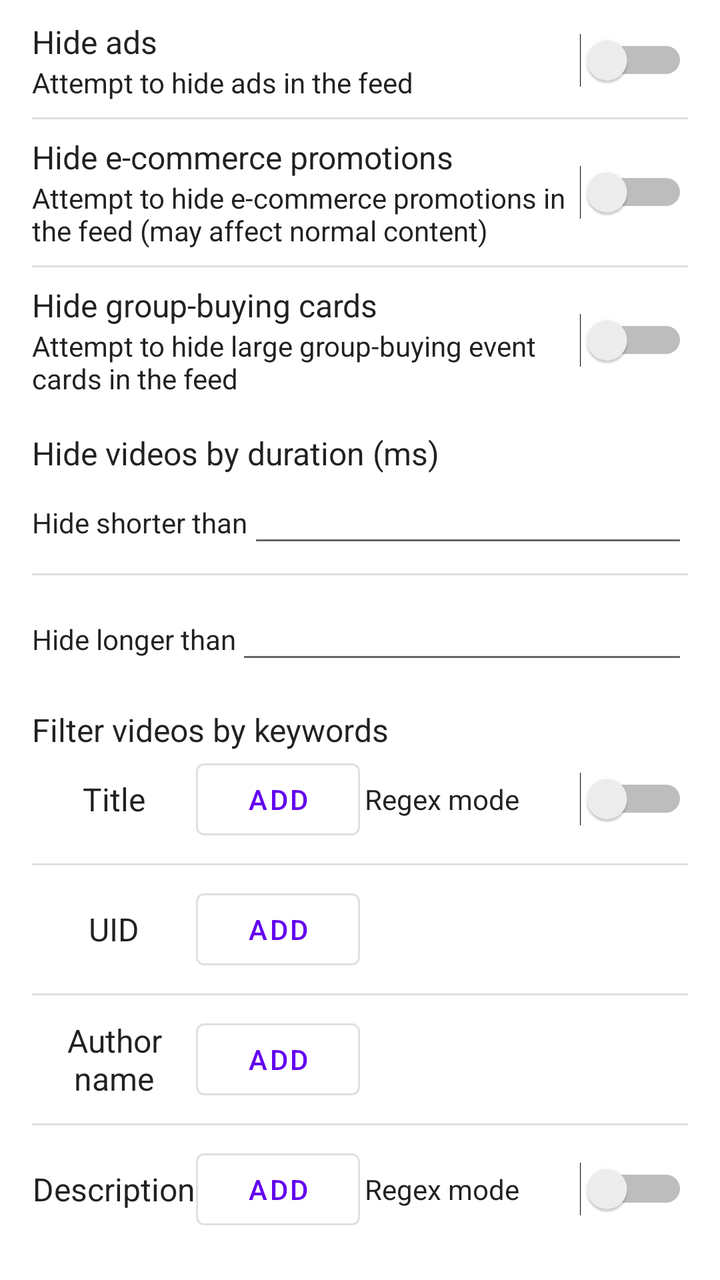
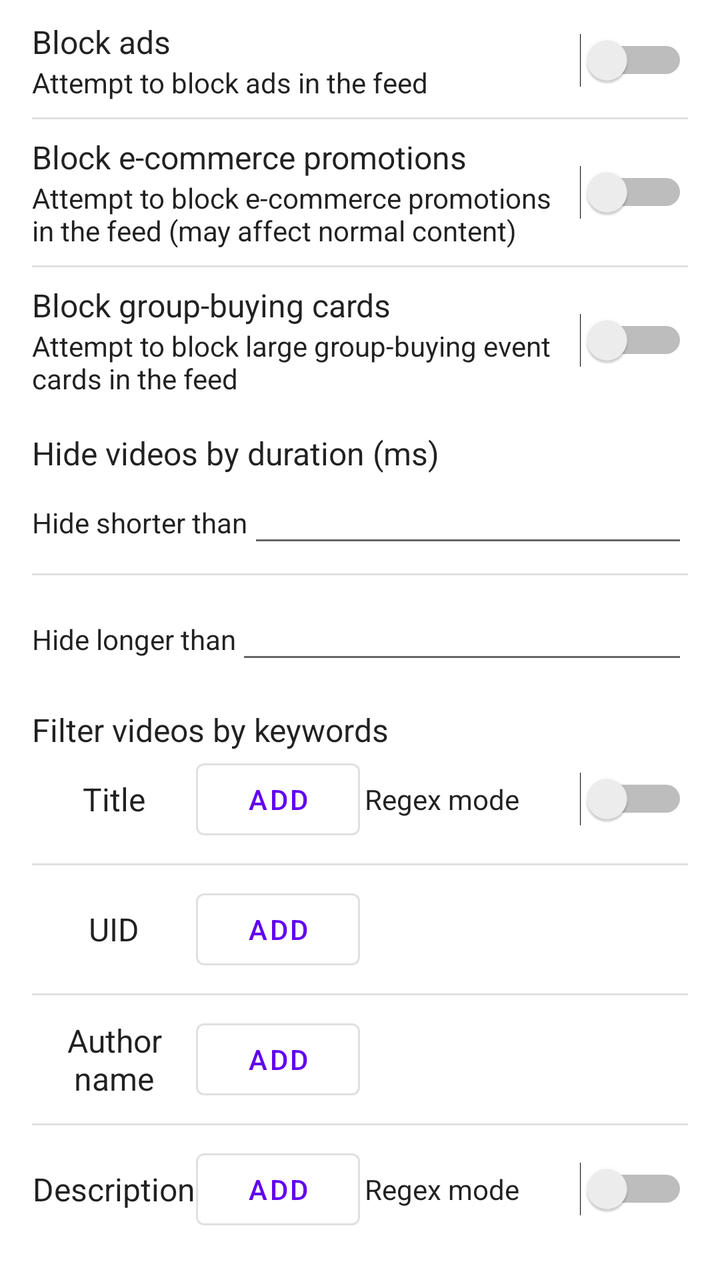

An Android layout rendered at two revisions. The XML below is the earlier revision; the diff shows what the commit changed to produce the second picture.
<!-- AndroidManifest.xml: application theme Theme.DouyinEnhancer -->
<!-- res/layout/recommended_feed_filter_dialog.xml -->
<?xml version="1.0" encoding="utf-8"?>
<ScrollView xmlns:android="http://schemas.android.com/apk/res/android"
    android:layout_width="match_parent"
    android:layout_height="match_parent">

    <LinearLayout
        android:layout_width="match_parent"
        android:layout_height="wrap_content"
        android:orientation="vertical"
        android:paddingStart="16dp"
        android:paddingEnd="16dp"
        android:paddingTop="10dp"
        android:paddingBottom="10dp">

        <LinearLayout
            android:layout_width="match_parent"
            android:layout_height="wrap_content"
            android:orientation="horizontal"
            android:background="?android:attr/selectableItemBackground"
            android:gravity="center_vertical">

            <LinearLayout
                android:layout_width="0dp"
                android:layout_height="wrap_content"
                android:layout_weight="1"
                android:orientation="vertical">

                <TextView
                    android:layout_width="match_parent"
                    android:layout_height="wrap_content"
                    android:text="@string/recommended_feed_filter_hide_ad_title"
                    android:textAppearance="?android:attr/textAppearanceListItem" />

                <TextView
                    android:layout_width="match_parent"
                    android:layout_height="wrap_content"
                    android:text="@string/recommended_feed_filter_hide_ad_summary"
                    android:textAppearance="?android:attr/textAppearanceListItemSecondary" />
            </LinearLayout>

            <Switch
                android:id="@+id/switch_hide_ad"
                android:layout_width="wrap_content"
                android:layout_height="wrap_content" />
        </LinearLayout>

        <View
            android:layout_width="match_parent"
            android:layout_height="1dp"
            android:layout_marginTop="8dp"
            android:layout_marginBottom="8dp"
            android:background="?android:attr/listDivider" />

        <LinearLayout
            android:layout_width="match_parent"
            android:layout_height="wrap_content"
            android:orientation="horizontal"
            android:background="?android:attr/selectableItemBackground"
            android:gravity="center_vertical">

            <LinearLayout
                android:layout_width="0dp"
                android:layout_height="wrap_content"
                android:layout_weight="1"
                android:orientation="vertical">

                <TextView
                    android:layout_width="match_parent"
                    android:layout_height="wrap_content"
                    android:text="@string/recommended_feed_filter_hide_ecom_aweme_title"
                    android:textAppearance="?android:attr/textAppearanceListItem" />

                <TextView
                    android:layout_width="match_parent"
                    android:layout_height="wrap_content"
                    android:text="@string/recommended_feed_filter_hide_ecom_aweme_summary"
                    android:textAppearance="?android:attr/textAppearanceListItemSecondary" />
            </LinearLayout>

            <Switch
                android:id="@+id/switch_hide_ecom_aweme"
                android:layout_width="wrap_content"
                android:layout_height="wrap_content" />
        </LinearLayout>

        <View
            android:layout_width="match_parent"
            android:layout_height="1dp"
            android:layout_marginTop="8dp"
            android:layout_marginBottom="8dp"
            android:background="?android:attr/listDivider" />

        <LinearLayout
            android:layout_width="match_parent"
            android:layout_height="wrap_content"
            android:orientation="horizontal"
            android:background="?android:attr/selectableItemBackground"
            android:gravity="center_vertical">

            <LinearLayout
                android:layout_width="0dp"
                android:layout_height="wrap_content"
                android:layout_weight="1"
                android:orientation="vertical">

                <TextView
                    android:layout_width="match_parent"
                    android:layout_height="wrap_content"
                    android:text="@string/recommended_feed_filter_hide_groupon_large_card_title"
                    android:textAppearance="?android:attr/textAppearanceListItem" />

                <TextView
                    android:layout_width="match_parent"
                    android:layout_height="wrap_content"
                    android:text="@string/recommended_feed_filter_hide_groupon_large_card_summary"
                    android:textAppearance="?android:attr/textAppearanceListItemSecondary" />
            </LinearLayout>

            <Switch
                android:id="@+id/switch_hide_groupon_large_card"
                android:layout_width="wrap_content"
                android:layout_height="wrap_content" />
        </LinearLayout>

        <View
            android:layout_width="match_parent"
            android:layout_height="1dp"
            android:layout_marginTop="8dp"
            android:layout_marginBottom="8dp" />

        <TextView
            android:layout_width="match_parent"
            android:layout_height="wrap_content"
            android:text="@string/recommended_feed_filter_hide_by_duration_title"
            android:textAppearance="?android:attr/textAppearanceListItem" />

        <LinearLayout
            android:layout_width="match_parent"
            android:layout_height="match_parent"
            android:orientation="horizontal"
            android:background="?android:attr/selectableItemBackground">

            <TextView
                android:layout_width="wrap_content"
                android:layout_height="wrap_content"
                android:text="@string/recommended_feed_filter_hide_by_short_duration"
                android:textAppearance="?android:attr/textAppearanceListItemSecondary" />

            <EditText
                android:id="@+id/edit_short_duration"
                android:layout_width="match_parent"
                android:layout_height="wrap_content"
                android:inputType="number" />
        </LinearLayout>

        <View
            android:layout_width="match_parent"
            android:layout_height="1dp"
            android:layout_marginTop="8dp"
            android:layout_marginBottom="8dp"
            android:background="?android:attr/listDivider" />

        <LinearLayout
            android:layout_width="match_parent"
            android:layout_height="match_parent"
            android:orientation="horizontal"
            android:background="?android:attr/selectableItemBackground">

            <TextView
                android:layout_width="wrap_content"
                android:layout_height="wrap_content"
                android:text="@string/recommended_feed_filter_hide_by_long_duration"
                android:textAppearance="?android:attr/textAppearanceListItemSecondary" />

            <EditText
                android:id="@+id/edit_long_duration"
                android:layout_width="match_parent"
                android:layout_height="wrap_content"
                android:inputType="number" />
        </LinearLayout>

        <View
            android:layout_width="match_parent"
            android:layout_height="1dp"
            android:layout_marginTop="8dp"
            android:layout_marginBottom="8dp" />

        <TextView
            android:layout_width="match_parent"
            android:layout_height="wrap_content"
            android:text="@string/recommended_feed_filter_keywords_title"
            android:textAppearance="?android:attr/textAppearanceListItem" />

        <LinearLayout
            android:layout_width="match_parent"
            android:layout_height="wrap_content"
            android:orientation="vertical">

            <LinearLayout
                android:layout_width="match_parent"
                android:layout_height="wrap_content"
                android:orientation="horizontal"
                android:gravity="center_vertical"
                android:background="?android:attr/selectableItemBackground">

                <TextView
                    android:layout_width="0dp"
                    android:layout_height="wrap_content"
                    android:layout_weight="1"
                    android:gravity="center"
                    android:text="@string/recommended_feed_filter_group_title"
                    android:textAppearance="?android:attr/textAppearanceListItem" />

                <Button
                    android:id="@+id/btn_add_title"
                    android:layout_width="0dp"
                    android:layout_height="wrap_content"
                    android:layout_weight="1"
                    android:text="@string/add"
                    style="?attr/materialButtonOutlinedStyle" />

                <TextView
                    android:layout_width="0dp"
                    android:layout_height="wrap_content"
                    android:layout_weight="1"
                    android:gravity="center"
                    android:text="@string/regex_mode"
                    android:textAppearance="?android:attr/textAppearanceListItemSecondary" />

                <Switch
                    android:id="@+id/switch_title_regex"
                    android:layout_width="0dp"
                    android:layout_height="wrap_content"
                    android:layout_weight="1"
                    android:gravity="center" />
            </LinearLayout>

            <LinearLayout
                android:id="@+id/group_aweme_title"
                android:layout_width="match_parent"
                android:layout_height="wrap_content"
                android:orientation="vertical" />
        </LinearLayout>

        <View
            android:layout_width="match_parent"
            android:layout_height="1dp"
            android:layout_marginTop="8dp"
            android:layout_marginBottom="8dp"
            android:background="?android:attr/listDivider" />

        <LinearLayout
            android:layout_width="match_parent"
            android:layout_height="wrap_content"
            android:orientation="vertical">

            <LinearLayout
                android:layout_width="match_parent"
                android:layout_height="wrap_content"
                android:background="?android:attr/selectableItemBackground"
                android:gravity="center_vertical"
                android:orientation="horizontal">

                <TextView
                    android:layout_width="0dp"
                    android:layout_height="wrap_content"
                    android:layout_weight="1"
                    android:gravity="center"
                    android:text="@string/recommended_feed_filter_group_uid"
                    android:textAppearance="?android:attr/textAppearanceListItem" />

                <Button
                    android:id="@+id/btn_add_uid"
                    android:layout_width="0dp"
                    android:layout_height="wrap_content"
                    android:layout_weight="1"
                    android:text="@string/add"
                    style="?attr/materialButtonOutlinedStyle" />

                <View
                    android:layout_width="0dp"
                    android:layout_height="0dp"
                    android:layout_weight="2" />
            </LinearLayout>

            <LinearLayout
                android:id="@+id/group_author_uid"
                android:layout_width="match_parent"
                android:layout_height="wrap_content"
                android:orientation="vertical" />
        </LinearLayout>

        <View
            android:layout_width="match_parent"
            android:layout_height="1dp"
            android:layout_marginTop="8dp"
            android:layout_marginBottom="8dp"
            android:background="?android:attr/listDivider" />

        <LinearLayout
            android:layout_width="match_parent"
            android:layout_height="wrap_content"
            android:orientation="vertical">

            <LinearLayout
                android:layout_width="match_parent"
                android:layout_height="wrap_content"
                android:orientation="horizontal"
                android:gravity="center_vertical"
                android:background="?android:attr/selectableItemBackground">

                <TextView
                    android:layout_width="0dp"
                    android:layout_height="wrap_content"
                    android:layout_weight="1"
                    android:gravity="center"
                    android:text="@string/recommended_feed_filter_group_author_nickname"
                    android:textAppearance="?android:attr/textAppearanceListItem" />

                <Button
                    android:id="@+id/btn_add_author_nickname"
                    android:layout_width="0dp"
                    android:layout_height="wrap_content"
                    android:layout_weight="1"
                    android:text="@string/add"
                    style="?attr/materialButtonOutlinedStyle" />

                <View
                    android:layout_width="0dp"
                    android:layout_height="0dp"
                    android:layout_weight="2" />
            </LinearLayout>

            <LinearLayout
                android:id="@+id/group_author_nickname"
                android:layout_width="match_parent"
                android:layout_height="wrap_content"
                android:orientation="vertical" />
        </LinearLayout>

        <View
            android:layout_width="match_parent"
            android:layout_height="1dp"
            android:layout_marginTop="8dp"
            android:layout_marginBottom="8dp"
            android:background="?android:attr/listDivider" />

        <LinearLayout
            android:layout_width="match_parent"
            android:layout_height="wrap_content"
            android:orientation="vertical">

            <LinearLayout
                android:layout_width="match_parent"
                android:layout_height="wrap_content"
                android:orientation="horizontal"
                android:gravity="center_vertical"
                android:background="?android:attr/selectableItemBackground">

                <TextView
                    android:layout_width="0dp"
                    android:layout_height="wrap_content"
                    android:layout_weight="1"
                    android:gravity="center"
                    android:text="@string/recommended_feed_filter_group_desc"
                    android:textAppearance="?android:attr/textAppearanceListItem" />

                <Button
                    android:id="@+id/btn_add_desc"
                    android:layout_width="0dp"
                    android:layout_height="wrap_content"
                    android:layout_weight="1"
                    android:text="@string/add"
                    style="?attr/materialButtonOutlinedStyle" />

                <TextView
                    android:layout_width="0dp"
                    android:layout_height="wrap_content"
                    android:layout_weight="1"
                    android:gravity="center"
                    android:text="@string/regex_mode"
                    android:textAppearance="?android:attr/textAppearanceListItemSecondary" />

                <Switch
                    android:id="@+id/switch_desc_regex"
                    android:layout_width="0dp"
                    android:layout_height="wrap_content"
                    android:layout_weight="1"
                    android:gravity="center" />
            </LinearLayout>

            <LinearLayout
                android:id="@+id/group_aweme_desc"
                android:layout_width="match_parent"
                android:layout_height="wrap_content"
                android:orientation="vertical" />
        </LinearLayout>

    </LinearLayout>
</ScrollView>
<!-- resources referenced by this layout -->
<resources>
  <string name="add">Add</string>
  <string name="recommended_feed_filter_group_author_nickname">Author name</string>
  <string name="recommended_feed_filter_group_desc">Description</string>
  <string name="recommended_feed_filter_group_title">Title</string>
  <string name="recommended_feed_filter_group_uid">UID</string>
  <string name="recommended_feed_filter_hide_ad_summary">Attempt to hide ads in the feed</string>
  <string name="recommended_feed_filter_hide_ad_title">Hide ads</string>
  <string name="recommended_feed_filter_hide_by_duration_title">Hide videos by duration (ms)</string>
  <string name="recommended_feed_filter_hide_by_long_duration">Hide longer than</string>
  <string name="recommended_feed_filter_hide_by_short_duration">Hide shorter than</string>
  <string name="recommended_feed_filter_hide_ecom_aweme_summary">Attempt to hide e-commerce promotions in the feed (may affect normal content)</string>
  <string name="recommended_feed_filter_hide_ecom_aweme_title">Hide e-commerce promotions</string>
  <string name="recommended_feed_filter_hide_groupon_large_card_summary">Attempt to hide large group-buying event cards in the feed</string>
  <string name="recommended_feed_filter_hide_groupon_large_card_title">Hide group-buying cards</string>
  <string name="recommended_feed_filter_keywords_title">Filter videos by keywords</string>
  <string name="regex_mode">Regex mode</string>
  <style name="Theme.DouyinEnhancer" parent="Theme.MaterialComponents.DayNight.DarkActionBar">
          
          <item name="colorPrimary">@color/purple_500</item>
          <item name="colorPrimaryVariant">@color/purple_700</item>
          <item name="colorOnPrimary">@color/white</item>
          
          <item name="colorSecondary">@color/teal_200</item>
          <item name="colorSecondaryVariant">@color/teal_700</item>
          <item name="colorOnSecondary">@color/black</item>
          
          <item name="android:statusBarColor">?attr/colorPrimaryVariant</item>
          
      </style>
  <color name="purple_500">#FF6200EE</color>
  <color name="purple_700">#FF3700B3</color>
  <color name="white">#FFFFFFFF</color>
  <color name="teal_200">#FF03DAC5</color>
  <color name="teal_700">#FF018786</color>
  <color name="black">#FF000000</color>
</resources>

<!-- the commit's change to res/layout/recommended_feed_filter_dialog.xml (unified diff, before → after) -->
@@ -28,13 +28,13 @@
                 <TextView
                     android:layout_width="match_parent"
                     android:layout_height="wrap_content"
-                    android:text="@string/recommended_feed_filter_hide_ad_title"
-                    android:textAppearance="?android:attr/textAppearanceListItem" />
-
-                <TextView
-                    android:layout_width="match_parent"
-                    android:layout_height="wrap_content"
-                    android:text="@string/recommended_feed_filter_hide_ad_summary"
+                    android:text="@string/recommended_feed_filter_block_ad_title"
+                    android:textAppearance="?android:attr/textAppearanceListItem" />
+
+                <TextView
+                    android:layout_width="match_parent"
+                    android:layout_height="wrap_content"
+                    android:text="@string/recommended_feed_filter_block_ad_summary"
                     android:textAppearance="?android:attr/textAppearanceListItemSecondary" />
             </LinearLayout>
 
@@ -67,13 +67,13 @@
                 <TextView
                     android:layout_width="match_parent"
                     android:layout_height="wrap_content"
-                    android:text="@string/recommended_feed_filter_hide_ecom_aweme_title"
-                    android:textAppearance="?android:attr/textAppearanceListItem" />
-
-                <TextView
-                    android:layout_width="match_parent"
-                    android:layout_height="wrap_content"
-                    android:text="@string/recommended_feed_filter_hide_ecom_aweme_summary"
+                    android:text="@string/recommended_feed_filter_block_ecom_aweme_title"
+                    android:textAppearance="?android:attr/textAppearanceListItem" />
+
+                <TextView
+                    android:layout_width="match_parent"
+                    android:layout_height="wrap_content"
+                    android:text="@string/recommended_feed_filter_block_ecom_aweme_summary"
                     android:textAppearance="?android:attr/textAppearanceListItemSecondary" />
             </LinearLayout>
 
@@ -106,13 +106,13 @@
                 <TextView
                     android:layout_width="match_parent"
                     android:layout_height="wrap_content"
-                    android:text="@string/recommended_feed_filter_hide_groupon_large_card_title"
-                    android:textAppearance="?android:attr/textAppearanceListItem" />
-
-                <TextView
-                    android:layout_width="match_parent"
-                    android:layout_height="wrap_content"
-                    android:text="@string/recommended_feed_filter_hide_groupon_large_card_summary"
+                    android:text="@string/recommended_feed_filter_block_groupon_large_card_title"
+                    android:textAppearance="?android:attr/textAppearanceListItem" />
+
+                <TextView
+                    android:layout_width="match_parent"
+                    android:layout_height="wrap_content"
+                    android:text="@string/recommended_feed_filter_block_groupon_large_card_summary"
                     android:textAppearance="?android:attr/textAppearanceListItemSecondary" />
             </LinearLayout>
 
<!-- resource entries referenced after the edit -->
@@ -1,19 +1,19 @@
 <!-- resources referenced by this layout -->
 <resources>
   <string name="add">Add</string>
+  <string name="recommended_feed_filter_block_ad_summary">Attempt to block ads in the feed</string>
+  <string name="recommended_feed_filter_block_ad_title">Block ads</string>
+  <string name="recommended_feed_filter_block_ecom_aweme_summary">Attempt to block e-commerce promotions in the feed (may affect normal content)</string>
+  <string name="recommended_feed_filter_block_ecom_aweme_title">Block e-commerce promotions</string>
+  <string name="recommended_feed_filter_block_groupon_large_card_summary">Attempt to block large group-buying event cards in the feed</string>
+  <string name="recommended_feed_filter_block_groupon_large_card_title">Block group-buying cards</string>
   <string name="recommended_feed_filter_group_author_nickname">Author name</string>
   <string name="recommended_feed_filter_group_desc">Description</string>
   <string name="recommended_feed_filter_group_title">Title</string>
   <string name="recommended_feed_filter_group_uid">UID</string>
-  <string name="recommended_feed_filter_hide_ad_summary">Attempt to hide ads in the feed</string>
-  <string name="recommended_feed_filter_hide_ad_title">Hide ads</string>
   <string name="recommended_feed_filter_hide_by_duration_title">Hide videos by duration (ms)</string>
   <string name="recommended_feed_filter_hide_by_long_duration">Hide longer than</string>
   <string name="recommended_feed_filter_hide_by_short_duration">Hide shorter than</string>
-  <string name="recommended_feed_filter_hide_ecom_aweme_summary">Attempt to hide e-commerce promotions in the feed (may affect normal content)</string>
-  <string name="recommended_feed_filter_hide_ecom_aweme_title">Hide e-commerce promotions</string>
-  <string name="recommended_feed_filter_hide_groupon_large_card_summary">Attempt to hide large group-buying event cards in the feed</string>
-  <string name="recommended_feed_filter_hide_groupon_large_card_title">Hide group-buying cards</string>
   <string name="recommended_feed_filter_keywords_title">Filter videos by keywords</string>
   <string name="regex_mode">Regex mode</string>
   <style name="Theme.DouyinEnhancer" parent="Theme.MaterialComponents.DayNight.DarkActionBar">
